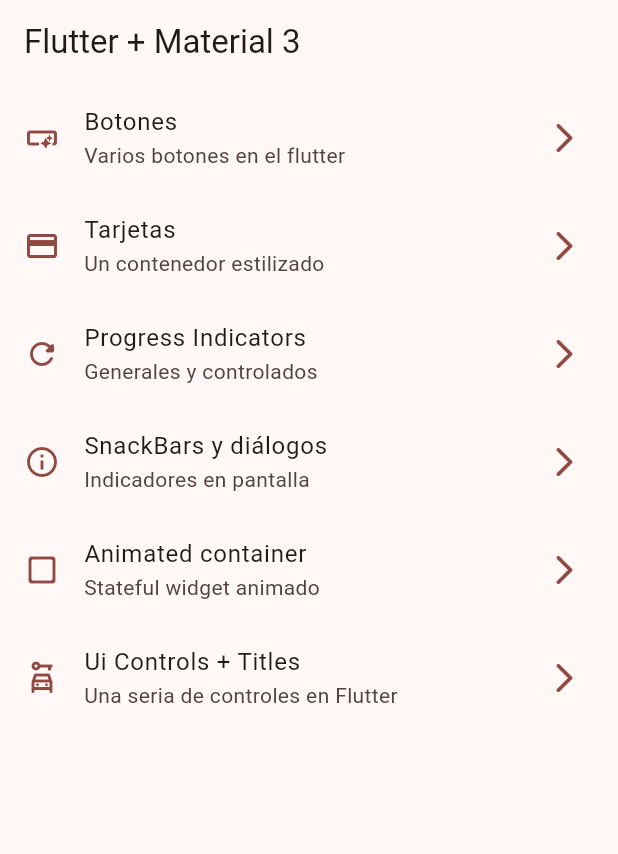
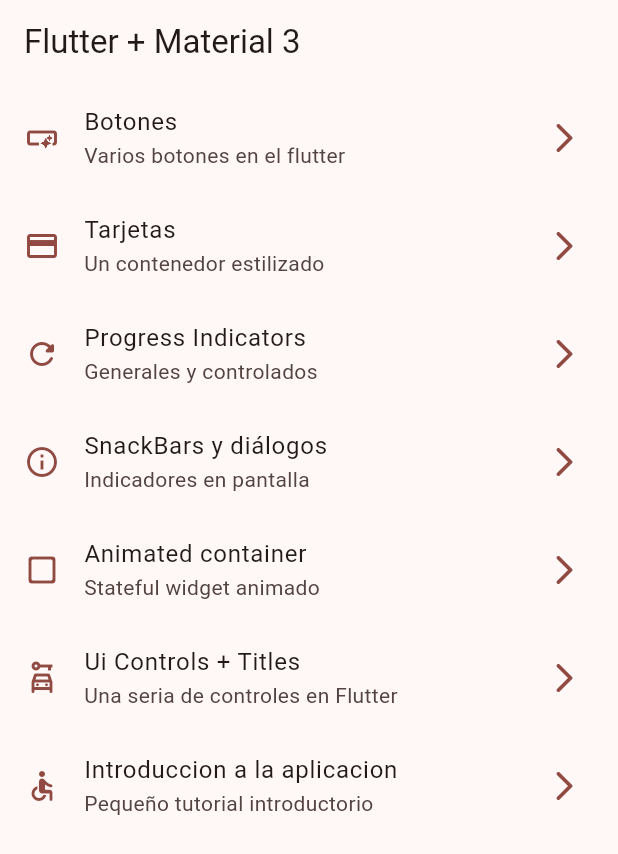
Before and after one commit to dani3571/WidgetsApp, a Flutter app: the screen it shows after launch, on a phone screen of 412 x 824 dp. Shown: the top 854 px of the screen. Run offline on Flutter 3.47's test engine with Material 2 defaults, Android fonts, the phone set to English and light mode, and no system bars; our stand-ins replace go_router.

Commit message:
tutorial screen agregado

```diff
--- a/lib/config/menu/menu_items.dart
+++ b/lib/config/menu/menu_items.dart
@@ -54,6 +54,14 @@ const appMenuItems = <MenuItem>[
       link: '/ui-controls',
       icon: Icons.car_rental_outlined
     ),
+          MenuItem(
+      title: 'Introduccion a la aplicacion',
+      subTitle: 'Pequeño tutorial introductorio',
+      link: '/tutorial',
+      icon: Icons.accessible_rounded
+    ),
+
+
 
 
 
--- a/lib/config/router/app_router.dart
+++ b/lib/config/router/app_router.dart
@@ -43,6 +43,11 @@ final appRouter = GoRouter(
       path: '/ui-controls',
       builder: (context, state) => const UiControlsScreen(),
     ),
+    GoRoute(
+      name: AppTutorialScreen.name,
+      path: '/tutorial',
+      builder: (context, state) => const AppTutorialScreen(),
+    ),
 
 
 
--- a/lib/presentation/screens/app_tutorial/app_tutorial_screen.dart
+++ b/lib/presentation/screens/app_tutorial/app_tutorial_screen.dart
@@ -8,6 +8,10 @@ class AppTutorialScreen extends StatelessWidget {
 
   @override
   Widget build(BuildContext context) {
-    return Container();
+    return Scaffold(
+      appBar: AppBar(
+        title: const Text('Tutorial'),
+      ),
+    );
   }
 }
```
